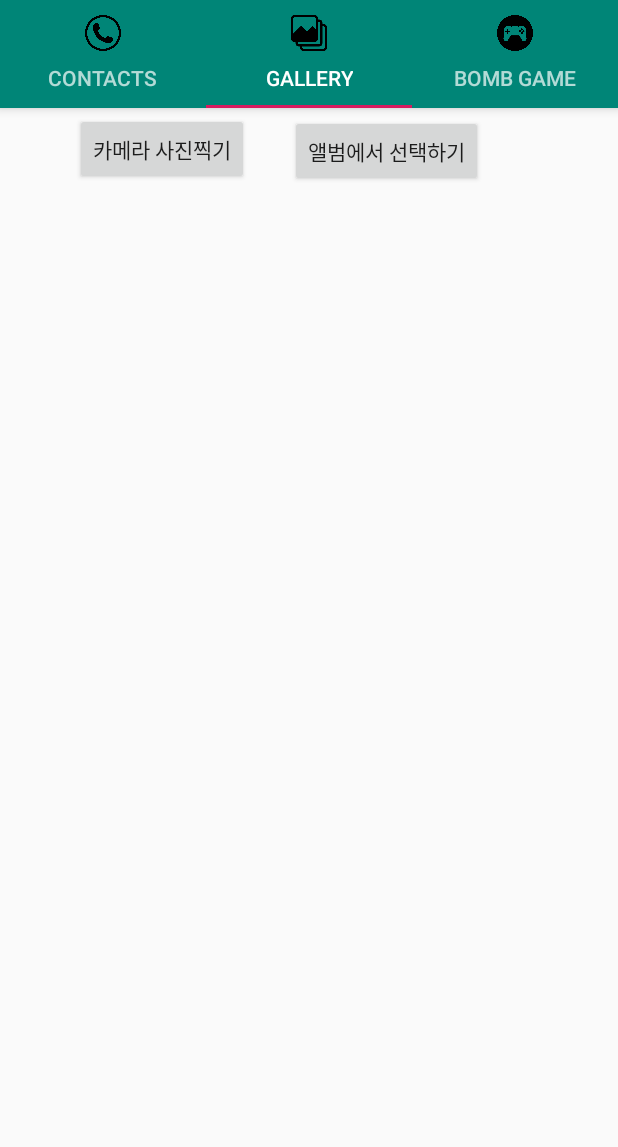
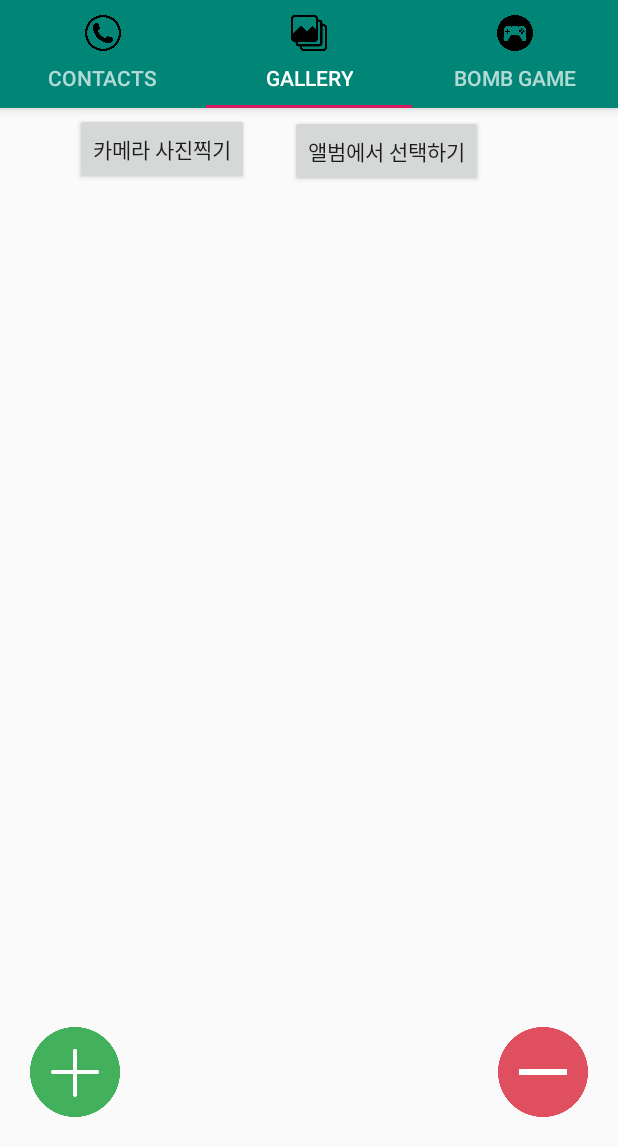
Before and after one commit to YG0122/Project1, an Android app: the screen it shows after launch (MainActivity), tab 2 chosen, on a phone screen of 412 x 824 dp, the part 89-1236 px from its top. Run offline under Robolectric (Android 15) with nearby library versions, the phone set to English and light mode, and no system bars; 2 statements that could not run were skipped.

Commit message:
거의최종

```diff
--- a/Project1-Yoon/Tab5/app/src/main/java/com/example/Tab5/Tab1.java
+++ b/Project1-Yoon/Tab5/app/src/main/java/com/example/Tab5/Tab1.java
@@ -22,6 +22,7 @@ import android.widget.ImageButton;
 
 import androidx.annotation.Nullable;
 import androidx.fragment.app.Fragment;
+import androidx.fragment.app.FragmentTransaction;
 import androidx.recyclerview.widget.ItemTouchHelper;
 import androidx.recyclerview.widget.LinearLayoutManager;
 import androidx.recyclerview.widget.RecyclerView;
@@ -41,9 +42,8 @@ public class Tab1 extends Fragment {
     @Override
    public void onCreate(Bundle savedInstanceState) {
          super.onCreate(savedInstanceState);
+        initialize();
 
-        initialize();
-            mAdapter = new SimpleTextAdapter(jArray);
         }
 
 
@@ -126,6 +126,12 @@ public class Tab1 extends Fragment {
             System.out.print("EE");
         }
         c.close();
+        mAdapter = new SimpleTextAdapter(jArray);
+    }
+    private void refresh(){
+        FragmentTransaction transaction=getFragmentManager().beginTransaction();
+
+        transaction.detach(this).attach(this).commit();
     }
     @Nullable
     @Override
@@ -187,6 +193,8 @@ public class Tab1 extends Fragment {
                     Intent intent=new Intent(getView().getContext(), MainActivity.class);
                     intent.setFlags(Intent.FLAG_ACTIVITY_NEW_TASK);
                     getView().getContext().startActivity(new Intent(Intent.ACTION_SENDTO, Uri.parse(sms)));
+                    initialize();
+                    Tab1.super.onStart();
                 }catch (JSONException e){
                     e.printStackTrace();
                 }
--- a/Project1-Yoon/Tab5/app/src/main/java/com/example/Tab5/Tab2.java
+++ b/Project1-Yoon/Tab5/app/src/main/java/com/example/Tab5/Tab2.java
@@ -13,8 +13,10 @@ import android.util.Log;
 import android.view.LayoutInflater;
 import android.view.View;
 import android.view.ViewGroup;
+import android.widget.ArrayAdapter;
 import android.widget.Button;
 import android.widget.GridView;
+import android.widget.ImageButton;
 import android.widget.ImageView;
 import android.widget.Toast;
 
@@ -42,8 +44,8 @@ import static android.os.Environment.getExternalStorageDirectory;
 public class Tab2 extends Fragment implements View.OnClickListener{
     private ImageView imgMain;
     private Button btnCamera, btnAlbum;
-    GridView gridView;
-    gridAdapter adapter=null;
+    static GridView gridView;
+    static gridAdapter adapter=null;
     private static final int PICK_FROM_CAMERA = 1;
     private static final int PICK_FROM_ALBUM = 2;
     private static final int CROP_FROM_CAMERA = 3;
@@ -53,18 +55,18 @@ public class Tab2 extends Fragment implements View.OnClickListener{
             Manifest.permission.WRITE_EXTERNAL_STORAGE,
             Manifest.permission.CAMERA};
     private static final int MULTIPLE_PERMISSIONS = 101;
-    JSONArray jArray=new JSONArray();
+    static JSONArray jArray=new JSONArray();
     String filepath;
     @Override
     public void onCreate(Bundle savedInstanceState) {
 
 
         super.onCreate(savedInstanceState);
-
         checkPermissions();
 //        initView();
 
     }
+
     private boolean checkPermissions() {
         int result;
         List<String> permissionList = new ArrayList<>();
@@ -119,6 +121,11 @@ public class Tab2 extends Fragment implements View.OnClickListener{
         Intent intent = new Intent(Intent.ACTION_PICK);
         intent.setType(MediaStore.Images.Media.CONTENT_TYPE);
         startActivityForResult(intent, PICK_FROM_ALBUM);
+    }
+    public static void initialize(JSONArray Data){
+        jArray=Data;
+        adapter= new gridAdapter(jArray);
+        gridView.setAdapter(adapter);
     }
 
 
@@ -234,8 +241,7 @@ public class Tab2 extends Fragment implements View.OnClickListener{
     public View onCreateView(LayoutInflater inflater, @Nullable ViewGroup container,   @Nullable Bundle savedInstanceState) {
 
         View layout = inflater.inflate(R.layout.tab2, container, false);
-//        getActivity().setContentView(R.layout.tab2);
-//        checkPermissions();
+
         btnCamera = layout.findViewById(R.id.btn_camera);
         btnAlbum = layout.findViewById(R.id.btn_album);
         gridView=layout.findViewById(R.id.gridView1);
@@ -249,6 +255,7 @@ public class Tab2 extends Fragment implements View.OnClickListener{
 
 
 
+
         return layout;
 
     }
--- a/Project1-Yoon/Tab5/app/src/main/res/layout/tab2.xml
+++ b/Project1-Yoon/Tab5/app/src/main/res/layout/tab2.xml
@@ -16,12 +16,30 @@
         android:layout_below="@id/btn_album"
 
         app:layout_constraintBottom_toTopOf="@+id/btn_camera"
-
         android:numColumns="2">
 
 
     </GridView>
 
+    <ImageButton
+        android:id="@+id/plus1"
+        android:layout_width="60dp"
+        android:layout_height="60dp"
+        android:layout_alignParentLeft="true"
+        android:layout_alignParentBottom="true"
+        android:layout_marginLeft="20dp"
+        android:layout_marginBottom="20dp"
+        android:background="@drawable/plus" />
+
+    <ImageButton
+        android:id="@+id/minus1"
+        android:layout_width="60dp"
+        android:layout_height="60dp"
+        android:layout_alignParentRight="true"
+        android:layout_alignParentBottom="true"
+        android:layout_marginRight="20dp"
+        android:layout_marginBottom="20dp"
+        android:background="@drawable/minus" />
     <!--<androidx.constraintlayout.widget.ConstraintLayout-->
     <Button
         android:id="@+id/btn_camera"
@@ -50,4 +68,6 @@
         app:layout_constraintLeft_toRightOf="@+id/btn_camera"
         app:layout_constraintRight_toRightOf="parent" />
 
+
+
 </RelativeLayout>
```
Also changed, not shown: Project1-Yoon/Tab5/app/src/main/java/com/example/Tab5/gridAdapter.java (+58 -3 lines).
